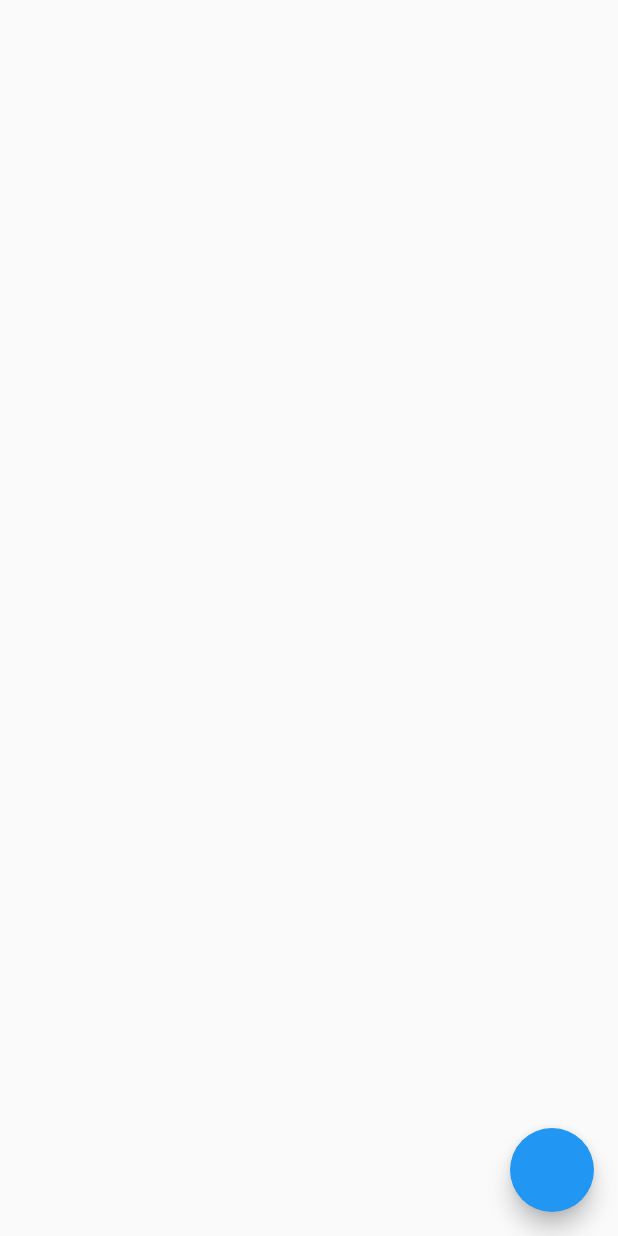
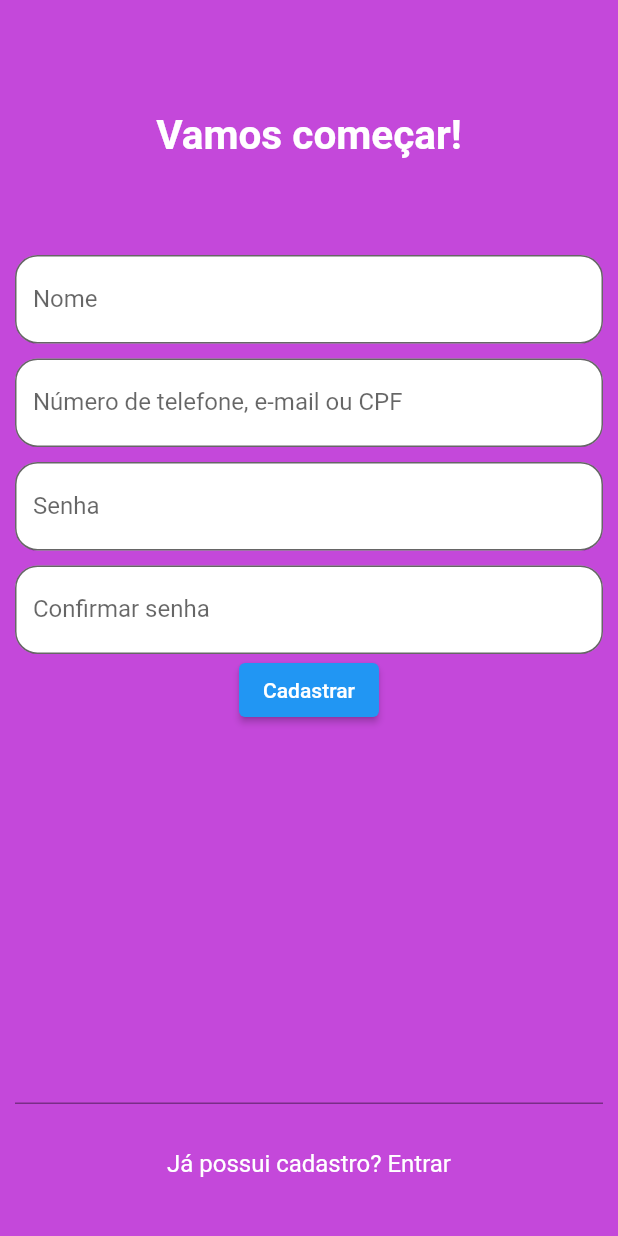
Before and after one commit to danirevito/app_todo, a Flutter app: the screen it shows after launch, on a phone screen of 412 x 824 dp. Run offline on Flutter 3.47's test engine with Material 2 defaults, Android fonts, the phone set to English and light mode, and no system bars.

Commit message:
tela de cadastro feito

```diff
--- a/lib/main.dart
+++ b/lib/main.dart
@@ -1,5 +1,5 @@
 import 'package:app_todo/modules/cadastre/cadastre_view.dart';
-import 'package:app_todo/modules/login/login_page.dart';
+import 'package:app_todo/modules/login/login_view.dart';
 import 'package:flutter/material.dart';
 
 void main() {
@@ -13,11 +13,11 @@ class MyApp extends StatelessWidget {
   Widget build(BuildContext context) {
     return MaterialApp(
       debugShowCheckedModeBanner: false,
-      title: 'Flutter Demo',
+      title: 'App Todo',
       theme: ThemeData(
         primarySwatch: Colors.blue,
       ),
-      home: const CadastreView(),
+      home: CadastreView(),
     );
   }
 }
--- a/lib/modules/cadastre/cadastre_view.dart
+++ b/lib/modules/cadastre/cadastre_view.dart
@@ -3,21 +3,120 @@ import 'package:flutter/material.dart';
 import 'package:provider/provider.dart';
 
 class CadastreView extends StatelessWidget {
-  const CadastreView({Key? key}) : super(key: key);
+  CadastreView({Key? key}) : super(key: key);
+  //final formKey = GlobalKey<FormState>();
+  //final _controller = TextEditingController();
 
   @override
   Widget build(BuildContext context) {
-    return ChangeNotifierProvider(
-      create: (context) => CadastrePresenter(),
-      child: Consumer<CadastrePresenter>(
-          builder: (context, cadastrePresenter, child) {
-        return Scaffold(
-          body: Text(cadastrePresenter.model.nome),
-          floatingActionButton: FloatingActionButton(
-            onPressed: () => cadastrePresenter.setName('Daniela'),
+    var size = MediaQuery.of(context).size;
+    return Scaffold(
+      backgroundColor: const Color.fromARGB(255, 196, 72, 218),
+      body: Container(
+        padding: const EdgeInsets.all(10),
+        child: Column(children: <Widget>[
+          Column(
+            crossAxisAlignment: CrossAxisAlignment.center,
+            children: [
+              const Center(
+                heightFactor: 5,
+                child: Text(
+                  'Vamos começar!',
+                  textDirection: TextDirection.ltr,
+                  style: TextStyle(
+                    color: Colors.white,
+                    fontWeight: FontWeight.bold,
+                    fontSize: 27,
+                  ),
+                ),
+              ),
+              Center(
+                child: TextField(
+                  decoration: InputDecoration(
+                    filled: true,
+                    fillColor: Color.fromARGB(255, 255, 255, 255),
+                    border: OutlineInputBorder(
+                      borderRadius: BorderRadius.circular(15),
+                    ),
+                    labelText: 'Nome',
+                  ),
+                ),
+              ),
+              SizedBox(height: 10),
+              Center(
+                child: TextField(
+                  decoration: InputDecoration(
+                    filled: true,
+                    fillColor: Color.fromARGB(255, 255, 255, 255),
+                    border: OutlineInputBorder(
+                      borderRadius: BorderRadius.circular(15),
+                    ),
+                    labelText: 'Número de telefone, e-mail ou CPF',
+                  ),
+                ),
+              ),
+              SizedBox(height: 10),
+              Center(
+                child: TextField(
+                  decoration: InputDecoration(
+                    filled: true,
+                    fillColor: Color.fromARGB(255, 255, 255, 255),
+                    border: OutlineInputBorder(
+                      borderRadius: BorderRadius.circular(15),
+                    ),
+                    labelText: 'Senha',
+                  ),
+                ),
+              ),
+              SizedBox(height: 10),
+              Center(
+                child: TextField(
+                  decoration: InputDecoration(
+                    filled: true,
+                    fillColor: Color.fromARGB(255, 255, 255, 255),
+                    border: OutlineInputBorder(
+                      borderRadius: BorderRadius.circular(15),
+                    ),
+                    labelText: 'Confirmar senha',
+                  ),
+                ),
+              ),
+              ElevatedButton(
+                child: Text('Cadastrar'),
+                onPressed: () {},
+                style: ElevatedButton.styleFrom(),
+              ),
+              //SizedBox(height: 20),
+              const Center(
+                child: TextField(
+                  maxLines: 12,
+                ),
+              ),
+              const SizedBox(height: 30),
+              const Text(
+                'Já possui cadastro? Entrar',
+                style: TextStyle(
+                  color: Colors.white,
+                  fontSize: 16,
+                ),
+              ),
+            ],
           ),
-        );
-      }),
+        ]),
+      ),
     );
+
+    // ChangeNotifierProvider(
+    //   create: (context) => CadastrePresenter(),
+    //   child: Consumer<CadastrePresenter>(
+    //       builder: (context, cadastrePresenter, child) {
+    //     return Scaffold(
+    //       body: Text(cadastrePresenter.model.nome),
+    //       floatingActionButton: FloatingActionButton(
+    //         onPressed: () => cadastrePresenter.setName('Daniela'),
+    //       ),
+    //     );
+    //   }),
+    // );
   }
 }
```
